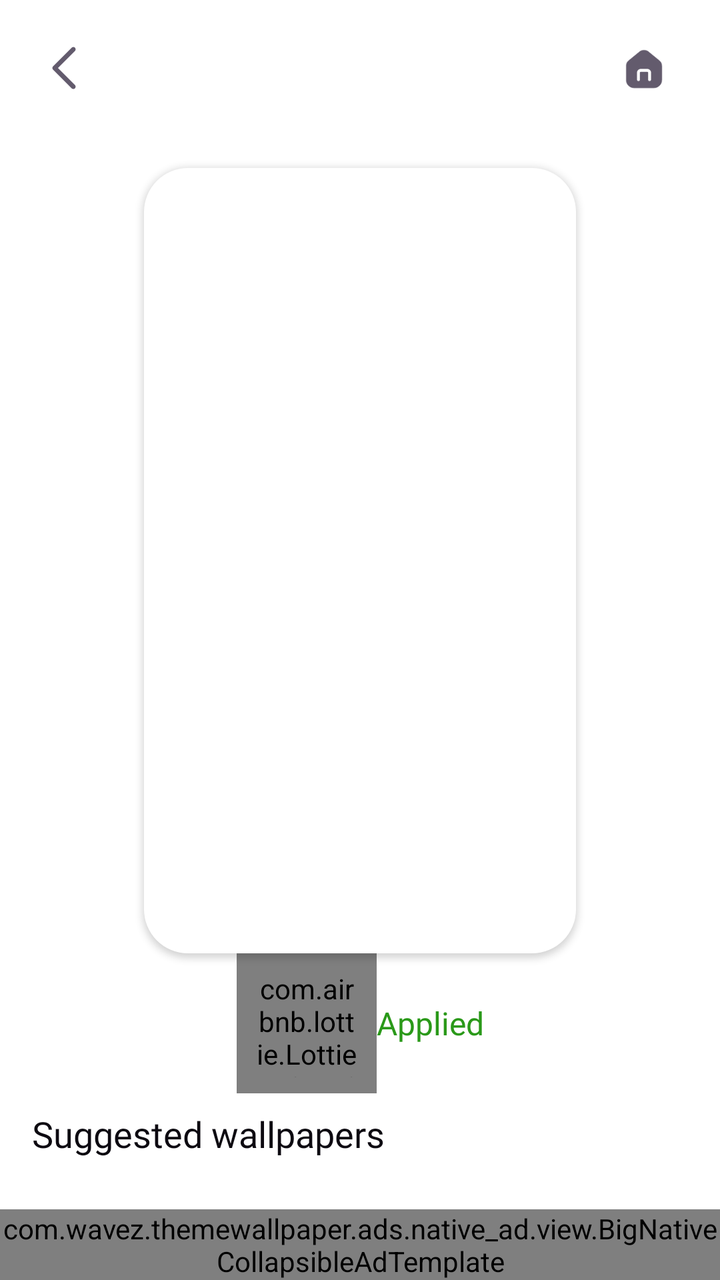
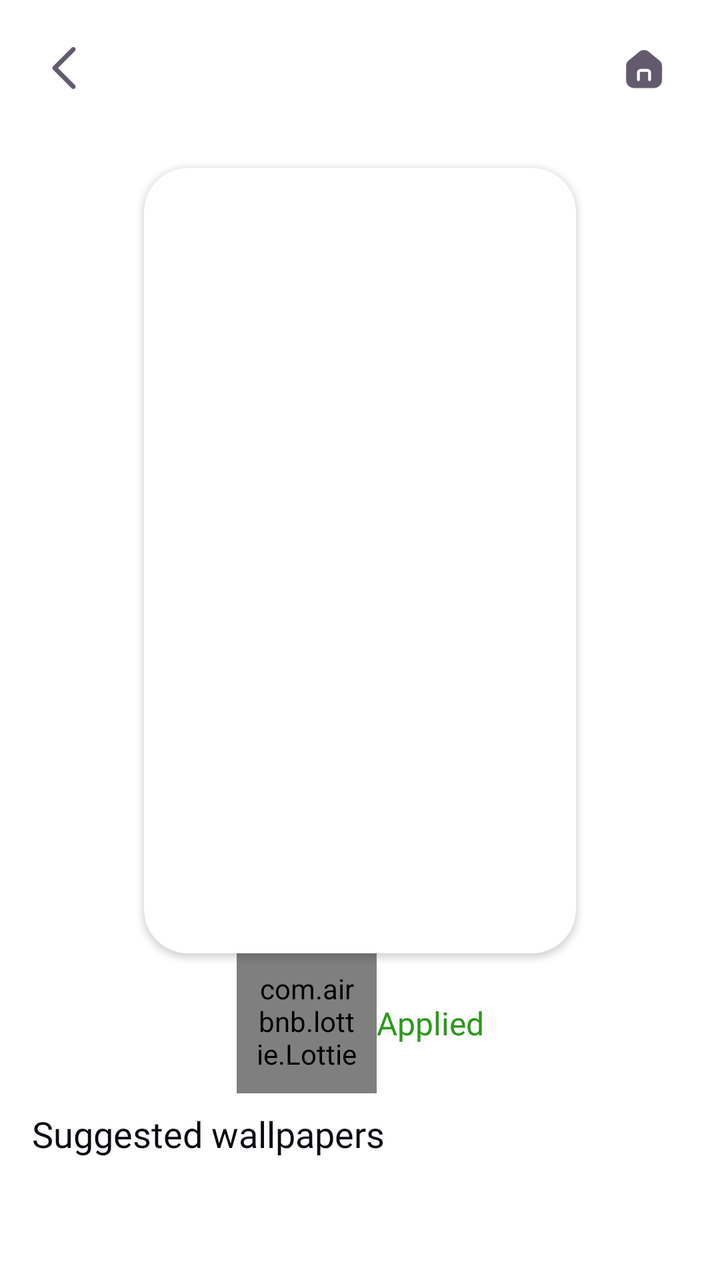

Before-and-after screenshots of an Android layout around one commit, followed by the original layout XML and the change that was made.
<!-- AndroidManifest.xml: activity theme Theme.ThemeWallpaper -->
<!-- res/layout/activity_apply_wallpaper.xml -->
<?xml version="1.0" encoding="utf-8"?>
<androidx.constraintlayout.widget.ConstraintLayout xmlns:android="http://schemas.android.com/apk/res/android"
    xmlns:app="http://schemas.android.com/apk/res-auto"
    xmlns:tools="http://schemas.android.com/tools"
    android:id="@+id/main"
    android:layout_width="match_parent"
    android:layout_height="match_parent"
    android:background="@color/white"
    android:fitsSystemWindows="true"
    tools:context=".ui.wallpaper.ApplyWallpaperActivity">

    <LinearLayout
        android:id="@+id/toolbar"
        android:layout_width="match_parent"
        android:layout_height="wrap_content"
        android:gravity="center"
        android:orientation="horizontal"
        android:paddingVertical="10dp"
        android:paddingStart="8dp"
        android:paddingEnd="16dp"
        app:layout_constraintTop_toTopOf="parent">

        <androidx.appcompat.widget.AppCompatImageView
            android:id="@+id/btnBack"
            android:layout_width="48dp"
            android:layout_height="48dp"
            android:background="?selectableItemBackground"
            android:padding="10dp"
            android:src="@drawable/ic_back_1" />

        <Space
            android:layout_width="0dp"
            android:layout_height="wrap_content"
            android:layout_weight="1"
            />

        <androidx.appcompat.widget.AppCompatImageView
            android:id="@+id/btnHome"
            android:layout_width="44dp"
            android:layout_height="44dp"
            android:background="?selectableItemBackground"
            android:padding="10dp"
            android:src="@drawable/ic_home" />

    </LinearLayout>


    <androidx.core.widget.NestedScrollView
        android:layout_width="match_parent"
        android:layout_height="0dp"
        app:layout_constraintBottom_toTopOf="@+id/banner_ads"
        app:layout_constraintTop_toBottomOf="@+id/toolbar">

        <androidx.constraintlayout.widget.ConstraintLayout
            android:layout_width="match_parent"
            android:layout_height="wrap_content">

            <FrameLayout
                android:id="@+id/viewWallpaper"
                android:layout_width="0dp"
                android:layout_height="0dp"
                android:layout_marginTop="16dp"
                android:background="@drawable/border_22"
                android:elevation="2dp"
                android:padding="4dp"
                app:layout_constraintDimensionRatio="0.55"
                app:layout_constraintEnd_toEndOf="parent"
                app:layout_constraintStart_toStartOf="parent"
                app:layout_constraintTop_toTopOf="parent"
                app:layout_constraintWidth_percent="0.6">

                <com.google.android.material.imageview.ShapeableImageView
                    android:id="@+id/ivImage"
                    android:layout_width="match_parent"
                    android:layout_height="match_parent"
                    android:scaleType="centerCrop"
                    android:src="@mipmap/ic_launcher"
                    app:shapeAppearance="@style/round_img_22" />

            </FrameLayout>

            <LinearLayout
                android:id="@+id/tvApplied"
                android:layout_width="wrap_content"
                android:layout_height="wrap_content"
                android:gravity="center"
                android:orientation="horizontal"
                app:layout_constraintEnd_toEndOf="parent"
                app:layout_constraintStart_toStartOf="parent"
                app:layout_constraintTop_toBottomOf="@+id/viewWallpaper">

                <com.airbnb.lottie.LottieAnimationView
                    android:id="@+id/lottieLoading"
                    android:layout_width="70dp"
                    android:layout_height="70dp"
                    android:padding="8dp"
                    android:visibility="visible"
                    app:lottie_autoPlay="true"
                    app:lottie_loop="true"
                    app:lottie_rawRes="@raw/done" />

                <androidx.appcompat.widget.AppCompatTextView
                    style="@style/NunitoMedium.16"
                    android:layout_width="wrap_content"
                    android:layout_height="wrap_content"
                    android:text="@string/applied"
                    android:textColor="@color/success_high_em" />

            </LinearLayout>


            <androidx.appcompat.widget.AppCompatTextView
                android:id="@+id/tvSuggested"
                style="@style/NunitoSemiBold.18"
                android:layout_width="match_parent"
                android:layout_height="wrap_content"
                android:layout_marginHorizontal="16dp"
                android:layout_marginTop="8dp"
                android:text="@string/suggested_wallpapers"
                android:textColor="@color/textHighEm"
                app:layout_constraintTop_toBottomOf="@+id/tvApplied" />

            <androidx.recyclerview.widget.RecyclerView
                android:id="@+id/rcvWallpaper"
                android:layout_width="match_parent"
                android:layout_height="wrap_content"
                android:layout_marginHorizontal="8dp"
                android:layout_marginTop="8dp"
                android:nestedScrollingEnabled="false"
                app:layoutManager="androidx.recyclerview.widget.GridLayoutManager"
                app:layout_constraintTop_toBottomOf="@+id/tvSuggested"
                app:spanCount="2"
                tools:listitem="@layout/item_wallpaper" />
        </androidx.constraintlayout.widget.ConstraintLayout>

    </androidx.core.widget.NestedScrollView>

    <com.ads.admob.banner_ads.BannerAdView
        android:id="@+id/banner_ads"
        android:layout_width="match_parent"
        android:layout_height="wrap_content"
        app:layout_constraintBottom_toBottomOf="parent" />

    <com.wavez.themewallpaper.ads.native_ad.view.BigNativeCollapsibleAdTemplate
        android:id="@+id/native_apply"
        android:layout_width="match_parent"
        android:layout_height="wrap_content"
        app:layout_constraintBottom_toBottomOf="parent"
        />

</androidx.constraintlayout.widget.ConstraintLayout>
<!-- res/layout/item_wallpaper.xml (included above) -->
<?xml version="1.0" encoding="utf-8"?>
<androidx.constraintlayout.widget.ConstraintLayout xmlns:android="http://schemas.android.com/apk/res/android"
    xmlns:app="http://schemas.android.com/apk/res-auto"
    android:layout_width="match_parent"
    android:layout_height="wrap_content"
    android:layout_margin="6dp">

    <com.google.android.material.imageview.ShapeableImageView
        android:id="@+id/ivImage"
        android:layout_width="match_parent"
        android:layout_height="0dp"
        android:scaleType="centerCrop"
        android:src="@mipmap/ic_launcher"
        app:layout_constraintDimensionRatio="9:16"
        app:layout_constraintTop_toTopOf="parent"
        app:shapeAppearance="@style/round_img_12" />

    <include
        android:id="@+id/viewLoading"
        layout="@layout/view_image_loading"
        android:layout_width="0dp"
        android:layout_height="0dp"
        android:visibility="gone"
        app:layout_constraintBottom_toBottomOf="@id/ivImage"
        app:layout_constraintEnd_toEndOf="@id/ivImage"
        app:layout_constraintStart_toStartOf="@id/ivImage"
        app:layout_constraintTop_toTopOf="@id/ivImage" />

    <androidx.appcompat.widget.AppCompatImageView
        android:id="@+id/ivVip"
        android:layout_width="wrap_content"
        android:layout_height="wrap_content"
        android:layout_margin="12dp"
        android:src="@drawable/ic_vip_item"
        app:layout_constraintEnd_toEndOf="parent"
        app:layout_constraintTop_toTopOf="parent" />

</androidx.constraintlayout.widget.ConstraintLayout>
<!-- res/layout/view_image_loading.xml (included above) -->
<?xml version="1.0" encoding="utf-8"?>
<LinearLayout xmlns:android="http://schemas.android.com/apk/res/android"
    android:layout_width="match_parent"
    android:layout_height="match_parent"
    android:background="@drawable/bg_wallpaper_loading"
    android:gravity="center"
    android:orientation="vertical">

    <LinearLayout
        android:id="@+id/loadingGroup"
        android:layout_width="wrap_content"
        android:layout_height="wrap_content"
        android:gravity="center"
        android:orientation="vertical">

        <ProgressBar
            android:id="@+id/progressLoading"
            style="?android:attr/progressBarStyleSmall"
            android:layout_width="28dp"
            android:layout_height="28dp"
            android:indeterminate="true"
            android:indeterminateTint="@color/primary_high_em" />

        <androidx.appcompat.widget.AppCompatTextView
            style="@style/NunitoMedium.12"
            android:layout_width="wrap_content"
            android:layout_height="wrap_content"
            android:layout_marginTop="8dp"
            android:text="@string/loading"
            android:textColor="@color/text_med_em" />

    </LinearLayout>

    <LinearLayout
        android:id="@+id/errorGroup"
        android:layout_width="wrap_content"
        android:layout_height="wrap_content"
        android:clickable="true"
        android:focusable="true"
        android:foreground="?attr/selectableItemBackgroundBorderless"
        android:gravity="center"
        android:orientation="vertical"
        android:padding="8dp"
        android:visibility="gone">

        <androidx.appcompat.widget.AppCompatImageView
            android:id="@+id/ivReload"
            android:layout_width="32dp"
            android:layout_height="32dp"
            android:src="@drawable/ic_reload" />

        <androidx.appcompat.widget.AppCompatTextView
            style="@style/NunitoMedium.12"
            android:layout_width="wrap_content"
            android:layout_height="wrap_content"
            android:layout_marginTop="6dp"
            android:text="@string/reload"
            android:textColor="@color/text_med_em" />

    </LinearLayout>

</LinearLayout>
<!-- resources referenced by this layout -->
<resources>
  <color name="primary_high_em">#865CFA</color>
  <color name="success_high_em">#2A9919</color>
  <color name="textHighEm">#0D0A11</color>
  <color name="text_med_em">#635B6D</color>
  <color name="white">#FFFFFFFF</color>
  <!-- drawable bg_wallpaper_loading (drawable) -->
  <?xml version="1.0" encoding="utf-8"?>
  <shape xmlns:android="http://schemas.android.com/apk/res/android">
      <corners android:radius="12dp" />
      <solid android:color="@color/outline_base_em" />
  </shape>
  <!-- drawable border_22 (drawable) -->
  <?xml version="1.0" encoding="utf-8"?>
  <shape xmlns:android="http://schemas.android.com/apk/res/android"
      android:shape="rectangle">
      <solid android:color="@color/white" />
      <corners android:radius="22dp" />
  </shape>
  <!-- drawable ic_vip_item (drawable) -->
  <vector xmlns:android="http://schemas.android.com/apk/res/android"
      android:width="24dp"
      android:height="24dp"
      android:viewportWidth="24"
      android:viewportHeight="24">
      <path
          android:fillColor="#FFFFFFFF"
          android:pathData="M12 0.5c6.35 0 11.5 5.15 11.5 11.5S18.35 23.5 12 23.5 0.5 18.35 0.5 12 5.65 0.5 12 0.5Z"/>
      <path
          android:strokeColor="#FFEDEBF0"
          android:strokeWidth="1"
          android:pathData="M12 0.5c6.35 0 11.5 5.15 11.5 11.5S18.35 23.5 12 23.5 0.5 18.35 0.5 12 5.65 0.5 12 0.5Z"/>
      <path
          android:fillColor="#FFFCBF04"
          android:pathData="M7.87 5.5h2.32c0.12 0 0.2 0.14 0.14 0.25L8.47 9C8.41 9.1 8.3 9.17 8.18 9.17H5.26c-0.2 0-0.36-0.19-0.3-0.38l0.16-0.34 1.16-2.03C6.61 5.85 7.22 5.5 7.88 5.5Z"/>
      <path
          android:fillColor="#FFFCBF04"
          android:pathData="M5.39 10.17c-0.23 0-0.39 0.22-0.28 0.41l0.19 0.28 5.52 7.07c0.15 0.2 0.38 0.01 0.3-0.22L8.4 10.38c-0.05-0.13-0.17-0.21-0.31-0.21h-2.7Z"/>
      <path
          android:fillColor="#FFFCBF04"
          android:pathData="M9.86 10.17c-0.23 0-0.39 0.23-0.3 0.45l2.13 5.76c0.1 0.3 0.52 0.3 0.62 0l2.14-5.76c0.08-0.22-0.08-0.45-0.31-0.45H9.86Z"/>
      <path
          android:fillColor="#FFFCBF04"
          android:pathData="M15.91 10.17c-0.14 0-0.26 0.08-0.3 0.21l-2.72 7.33c-0.09 0.23 0.14 0.41 0.3 0.22l5.51-7.07 0.19-0.28c0.1-0.2-0.05-0.41-0.28-0.41h-2.7Z"/>
      <path
          android:fillColor="#FFFCBF04"
          android:pathData="M19.03 8.79c0.07 0.19-0.08 0.38-0.29 0.38h-2.92c-0.12 0-0.23-0.07-0.3-0.17l-1.85-3.25C13.6 5.64 13.69 5.5 13.8 5.5h2.32c0.65 0 1.26 0.35 1.59 0.92l1.16 2.03c0.06 0.1 0.11 0.22 0.15 0.34Z"/>
      <path
          android:fillColor="#FFFCBF04"
          android:pathData="M14.19 8.67c0.12 0.22-0.04 0.5-0.3 0.5H10.1c-0.25 0-0.41-0.28-0.28-0.5l1.38-2.42 0.33-0.58c0.06-0.1 0.17-0.17 0.29-0.17h0.36c0.12 0 0.23 0.06 0.3 0.17l0.32 0.58 1.38 2.42Z"/>
  </vector>
  <string name="applied">Applied</string>
  <string name="loading">Loading…</string>
  <string name="reload">Reload</string>
  <string name="suggested_wallpapers">Suggested wallpapers</string>
  <style name="NunitoMedium.12" parent="NunitoMedium">
          <item name="android:textSize">12sp</item>
      </style>
  <style name="NunitoMedium.16" parent="NunitoMedium">
          <item name="android:textSize">16sp</item>
      </style>
  <style name="NunitoSemiBold.18" parent="NunitoSemiBold">
          <item name="android:textSize">18sp</item>
      </style>
  <style name="round_img_12">
          <item name="cornerSize">12dp</item>
      </style>
  <style name="round_img_22">
          <item name="cornerSize">22dp</item>
      </style>
  <style name="Theme.ThemeWallpaper" parent="Base.Theme.P67ControllerWidget" />
  <color name="outline_base_em">#F5F4F6</color>
  <color name="ic_launcher_background">#EAC8C9</color>
  <style name="NunitoMedium" parent="NunitoBase">
          <item name="android:fontFamily">@font/nunito_medium</item>
      </style>
  <style name="NunitoSemiBold" parent="NunitoBase">
          <item name="android:fontFamily">@font/nunito_semibold</item>
      </style>
  <style name="NunitoBase">
          <item name="android:fontFamily">@font/nunito</item>
      </style>
  <!-- unchanged entries left out for length: 5 -->
</resources>

<!-- the commit's change to res/layout/activity_apply_wallpaper.xml (unified diff, before → after) -->
@@ -48,7 +48,7 @@
     <androidx.core.widget.NestedScrollView
         android:layout_width="match_parent"
         android:layout_height="0dp"
-        app:layout_constraintBottom_toTopOf="@+id/banner_ads"
+        app:layout_constraintBottom_toBottomOf="parent"
         app:layout_constraintTop_toBottomOf="@+id/toolbar">
 
         <androidx.constraintlayout.widget.ConstraintLayout
@@ -134,20 +134,6 @@
         </androidx.constraintlayout.widget.ConstraintLayout>
 
     </androidx.core.widget.NestedScrollView>
-
-    <com.ads.admob.banner_ads.BannerAdView
-        android:id="@+id/banner_ads"
-        android:layout_width="match_parent"
-        android:layout_height="wrap_content"
-        app:layout_constraintBottom_toBottomOf="parent" />
-
-    <com.wavez.themewallpaper.ads.native_ad.view.BigNativeCollapsibleAdTemplate
-        android:id="@+id/native_apply"
-        android:layout_width="match_parent"
-        android:layout_height="wrap_content"
-        app:layout_constraintBottom_toBottomOf="parent"
-        />
-
 </androidx.constraintlayout.widget.ConstraintLayout>
 <!-- res/layout/item_wallpaper.xml (included above) -->
 <?xml version="1.0" encoding="utf-8"?>
@@ -177,15 +163,6 @@
         app:layout_constraintEnd_toEndOf="@id/ivImage"
         app:layout_constraintStart_toStartOf="@id/ivImage"
         app:layout_constraintTop_toTopOf="@id/ivImage" />
-
-    <androidx.appcompat.widget.AppCompatImageView
-        android:id="@+id/ivVip"
-        android:layout_width="wrap_content"
-        android:layout_height="wrap_content"
-        android:layout_margin="12dp"
-        android:src="@drawable/ic_vip_item"
-        app:layout_constraintEnd_toEndOf="parent"
-        app:layout_constraintTop_toTopOf="parent" />
 
 </androidx.constraintlayout.widget.ConstraintLayout>
 <!-- res/layout/view_image_loading.xml (included above) -->
<!-- resource entries referenced after the edit -->
@@ -18,38 +18,6 @@
       <solid android:color="@color/white" />
       <corners android:radius="22dp" />
   </shape>
-  <!-- drawable ic_vip_item (drawable) -->
-  <vector xmlns:android="http://schemas.android.com/apk/res/android"
-      android:width="24dp"
-      android:height="24dp"
-      android:viewportWidth="24"
-      android:viewportHeight="24">
-      <path
-          android:fillColor="#FFFFFFFF"
-          android:pathData="M12 0.5c6.35 0 11.5 5.15 11.5 11.5S18.35 23.5 12 23.5 0.5 18.35 0.5 12 5.65 0.5 12 0.5Z"/>
-      <path
-          android:strokeColor="#FFEDEBF0"
-          android:strokeWidth="1"
-          android:pathData="M12 0.5c6.35 0 11.5 5.15 11.5 11.5S18.35 23.5 12 23.5 0.5 18.35 0.5 12 5.65 0.5 12 0.5Z"/>
-      <path
-          android:fillColor="#FFFCBF04"
-          android:pathData="M7.87 5.5h2.32c0.12 0 0.2 0.14 0.14 0.25L8.47 9C8.41 9.1 8.3 9.17 8.18 9.17H5.26c-0.2 0-0.36-0.19-0.3-0.38l0.16-0.34 1.16-2.03C6.61 5.85 7.22 5.5 7.88 5.5Z"/>
-      <path
-          android:fillColor="#FFFCBF04"
-          android:pathData="M5.39 10.17c-0.23 0-0.39 0.22-0.28 0.41l0.19 0.28 5.52 7.07c0.15 0.2 0.38 0.01 0.3-0.22L8.4 10.38c-0.05-0.13-0.17-0.21-0.31-0.21h-2.7Z"/>
-      <path
-          android:fillColor="#FFFCBF04"
-          android:pathData="M9.86 10.17c-0.23 0-0.39 0.23-0.3 0.45l2.13 5.76c0.1 0.3 0.52 0.3 0.62 0l2.14-5.76c0.08-0.22-0.08-0.45-0.31-0.45H9.86Z"/>
-      <path
-          android:fillColor="#FFFCBF04"
-          android:pathData="M15.91 10.17c-0.14 0-0.26 0.08-0.3 0.21l-2.72 7.33c-0.09 0.23 0.14 0.41 0.3 0.22l5.51-7.07 0.19-0.28c0.1-0.2-0.05-0.41-0.28-0.41h-2.7Z"/>
-      <path
-          android:fillColor="#FFFCBF04"
-          android:pathData="M19.03 8.79c0.07 0.19-0.08 0.38-0.29 0.38h-2.92c-0.12 0-0.23-0.07-0.3-0.17l-1.85-3.25C13.6 5.64 13.69 5.5 13.8 5.5h2.32c0.65 0 1.26 0.35 1.59 0.92l1.16 2.03c0.06 0.1 0.11 0.22 0.15 0.34Z"/>
-      <path
-          android:fillColor="#FFFCBF04"
-          android:pathData="M14.19 8.67c0.12 0.22-0.04 0.5-0.3 0.5H10.1c-0.25 0-0.41-0.28-0.28-0.5l1.38-2.42 0.33-0.58c0.06-0.1 0.17-0.17 0.29-0.17h0.36c0.12 0 0.23 0.06 0.3 0.17l0.32 0.58 1.38 2.42Z"/>
-  </vector>
   <string name="applied">Applied</string>
   <string name="loading">Loading…</string>
   <string name="reload">Reload</string>
